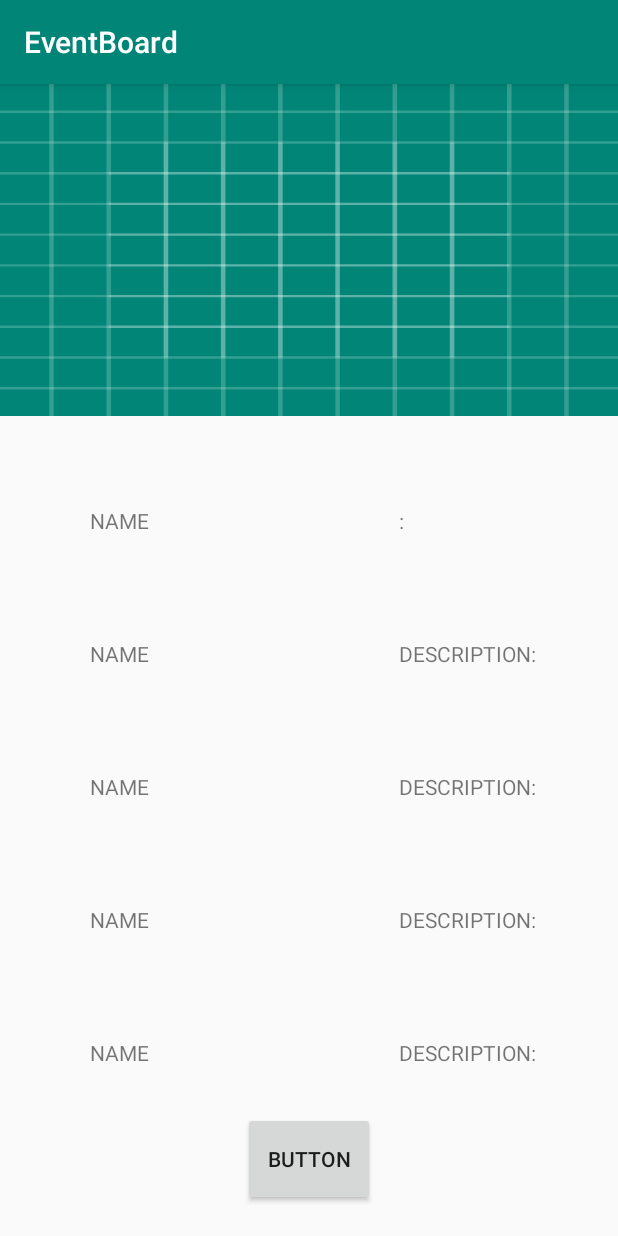
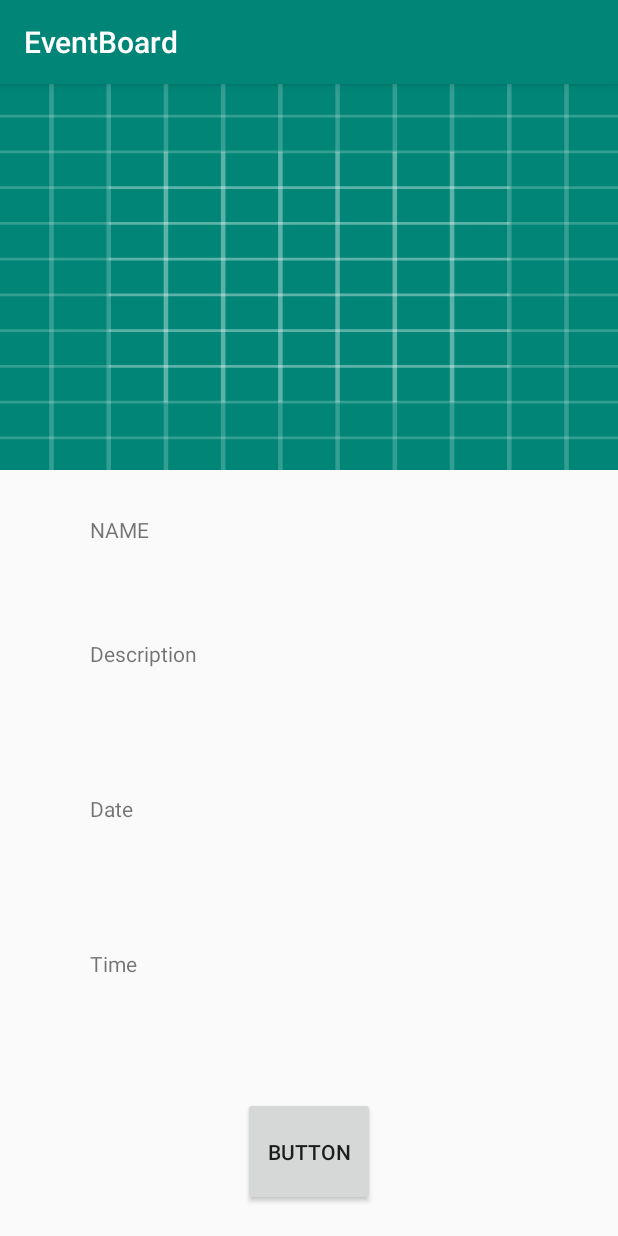
Before and after one commit to android-team-eventboard/SupplierList, an Android app: the UserRegistration screen opened directly, with no data from a screen before it, on a phone screen of 412 x 824 dp. Run offline under Robolectric (Android 15) with nearby library versions, the phone set to English and light mode, and no system bars; our stand-ins replace Picasso, Volley; pictures from the network do not load.

Commit message:
Data from eventlist to bookingpage

```diff
--- a/app/build.gradle
+++ b/app/build.gradle
@@ -34,4 +34,7 @@ dependencies {
     annotationProcessor 'com.github.bumptech.glide:compiler:4.10.0'
     implementation 'com.android.volley:volley:1.1.1'
     implementation "androidx.cardview:cardview:$cardview_version"
+    implementation 'com.github.bumptech.glide:glide:4.10.0'
+    annotationProcessor 'com.github.bumptech.glide:compiler:4.10.0'
+    implementation 'com.squareup.picasso:picasso:2.71828'
 }
--- a/app/src/main/AndroidManifest.xml
+++ b/app/src/main/AndroidManifest.xml
@@ -3,6 +3,8 @@
     package="com.example.supplierlist">
 
     <uses-permission android:name="android.permission.INTERNET"/>
+    <uses-permission android:name="android.permission.READ_EXTERNAL_STORAGE"/>
+
 
     <application
         android:allowBackup="true"
--- a/app/src/main/java/com/example/supplierlist/LoginActivity.java
+++ b/app/src/main/java/com/example/supplierlist/LoginActivity.java
@@ -2,7 +2,6 @@ package com.example.supplierlist;
 
 import android.content.Intent;
 import android.os.Bundle;
-import android.text.TextUtils;
 import android.text.method.LinkMovementMethod;
 import android.util.Log;
 import android.view.View;
@@ -10,7 +9,6 @@ import android.widget.TextView;
 import android.widget.Toast;
 import 	java.lang.Thread;
 
-import androidx.annotation.NonNull;
 import androidx.appcompat.app.AppCompatActivity;
 
 import com.android.volley.AuthFailureError;
@@ -108,7 +106,7 @@ private static String URL_LOGIN="http://192.168.0.23/MyAPI/login.php";
                                   };
                                     thread.start();
                                 }
-                            } else if(success.equals("0"))
+                            } else
                             {
                                 Toast.makeText(LoginActivity.this, "ERROR LOGIN", Toast.LENGTH_SHORT).show();
                             }
--- a/app/src/main/java/com/example/supplierlist/UserRegistration.java
+++ b/app/src/main/java/com/example/supplierlist/UserRegistration.java
@@ -2,8 +2,14 @@ package com.example.supplierlist;
 
 import androidx.appcompat.app.AppCompatActivity;
 
+import android.content.Intent;
+import android.content.res.Resources;
+import android.graphics.drawable.Drawable;
+import android.media.Image;
 import android.os.Bundle;
 import android.util.Log;
+import android.widget.ImageView;
+import android.widget.TextView;
 import android.widget.Toast;
 
 import com.android.volley.Request;
@@ -11,6 +17,7 @@ import com.android.volley.Response;
 import com.android.volley.VolleyError;
 import com.android.volley.toolbox.StringRequest;
 import com.android.volley.toolbox.Volley;
+import com.squareup.picasso.Picasso;
 
 import org.json.JSONArray;
 import org.json.JSONException;
@@ -18,46 +25,41 @@ import org.json.JSONObject;
 
 public class UserRegistration extends AppCompatActivity {
 
-    private static final String supplier_data_url="http://192.168.0.20/MyAPI/connection.php";
+
+    public TextView name,desc,date,time;
+    public ImageView imgview;
 
     @Override
     protected void onCreate(Bundle savedInstanceState) {
         super.onCreate(savedInstanceState);
         setContentView(R.layout.activity_user_registration);
-        Log.d("Data","i'm here");
-        loadData();
-    }
 
-    private void loadData() {
-        Log.d("Data","i'm there");
-        StringRequest sr=new StringRequest(Request.Method.GET, supplier_data_url, new Response.Listener<String>() {
-            @Override
-            public void onResponse(String response) {
-                try {
-                    Log.d("Data",response);
-                    JSONArray data=new JSONArray(response);
-//                LOOP through response
-for(int i=0;i<data.length();i++)
-{
-    JSONObject dataObject = data.getJSONObject(i);
-    int id=dataObject.getInt("id");
-    String name=dataObject.getString("name") ;
-String description=dataObject.getString("desc");
-String date=dataObject.getString("data");
-String time=dataObject.getString("time");
-int rsvp=dataObject.getInt("rsvp");
-}
-                } catch (JSONException e) {
-                    e.printStackTrace();
-                }
-            }
-        }, new Response.ErrorListener() {
-            @Override
-            public void onErrorResponse(VolleyError error) {
-                Toast.makeText(UserRegistration.this,error.getMessage(),Toast.LENGTH_SHORT).show();
-            }
-        });
+        Intent intent = getIntent();
+        String eventImg=intent.getStringExtra("eventImage");
+        String eventName=intent.getStringExtra("eventName");
+        String eventDesc=intent.getStringExtra("eventDesc");
+        String eventDate=intent.getStringExtra("eventDate");
+        String eventTime=intent.getStringExtra("eventTime");
 
-        Volley.newRequestQueue(this).add(sr);
+        imgview=(ImageView)findViewById(R.id.eventImage);
+        name=(TextView)findViewById(R.id.eventNameData);
+        desc=(TextView) findViewById(R.id.eventDescData);
+        date=(TextView) findViewById(R.id.eventDateData);
+        time=(TextView)findViewById(R.id.eventTimeData);
+
+//        int id = getResources().getIdentifier("com.example.supplierlist.:drawable/images.jpg", null, null);
+//        imgview.setImageResource(id);
+//        Picasso.get().load(eventImg).into(imgview);
+//       Resources resources=getResources();
+//        Drawable drawable=resources.getDrawable()
+//        imgview.setImageDrawable(R.drawable.images);
+//        Drawable myDrawable = getResources().getDrawable(R.drawable.images);
+//        imgview.setImageDrawable(myDrawable);
+
+        name.setText(eventName);
+        desc.setText(eventDesc);
+        date.setText(eventDate);
+        time.setText(eventTime);
+
     }
 }
--- a/app/src/main/res/layout/activity_user_registration.xml
+++ b/app/src/main/res/layout/activity_user_registration.xml
@@ -26,7 +26,7 @@
         android:layout_height="wrap_content"
         android:layout_weight="1.4"
         android:text="NAME"
-        android:paddingTop="60dp"
+        android:paddingTop="30dp"
         android:paddingLeft="60dp"
         ></TextView>
     <TextView
@@ -34,7 +34,9 @@
         android:layout_height="wrap_content"
         android:layout_weight="1.4"
         android:paddingLeft="60dp"
-        android:text=":"></TextView>
+        android:id="@+id/eventNameData"
+        android:text=":"
+        tools:ignore="InvalidId"></TextView>
     </LinearLayout>
     <LinearLayout
         android:layout_width="match_parent"
@@ -44,8 +46,8 @@
             android:layout_width="match_parent"
             android:layout_height="wrap_content"
             android:layout_weight="1.4"
-            android:text="NAME"
-            android:paddingTop="60dp"
+            android:text="Description"
+            android:paddingTop="10dp"
             android:paddingLeft="60dp"
             ></TextView>
         <TextView
@@ -53,7 +55,8 @@
             android:layout_height="wrap_content"
             android:layout_weight="1.4"
             android:paddingLeft="60dp"
-            android:text="DESCRIPTION:"></TextView>
+            android:id="@+id/eventDescData"
+            tools:ignore="InvalidId"></TextView>
     </LinearLayout>
     <LinearLayout
         android:layout_width="match_parent"
@@ -63,8 +66,8 @@
             android:layout_width="match_parent"
             android:layout_height="wrap_content"
             android:layout_weight="1.4"
-            android:text="NAME"
-            android:paddingTop="60dp"
+            android:text="Date"
+            android:paddingTop="10dp"
             android:paddingLeft="60dp"
             ></TextView>
         <TextView
@@ -72,7 +75,7 @@
             android:layout_height="wrap_content"
             android:layout_weight="1.4"
             android:paddingLeft="60dp"
-            android:text="DESCRIPTION:"></TextView>
+            android:id="@+id/eventDateData"></TextView>
     </LinearLayout>
     <LinearLayout
         android:layout_width="match_parent"
@@ -82,41 +85,23 @@
             android:layout_width="match_parent"
             android:layout_height="wrap_content"
             android:layout_weight="1.4"
-            android:text="NAME"
-            android:paddingTop="60dp"
+            android:text="Time"
+            android:paddingTop="10dp"
             android:paddingLeft="60dp"
             ></TextView>
         <TextView
             android:layout_width="match_parent"
             android:layout_height="wrap_content"
             android:layout_weight="1.4"
+            android:id="@+id/eventTimeData"
             android:paddingLeft="60dp"
-            android:text="DESCRIPTION:"></TextView>
-    </LinearLayout>
-    <LinearLayout
-        android:layout_width="match_parent"
-        android:layout_height="0dp"
-        android:layout_weight="1">
-        <TextView
-            android:layout_width="match_parent"
-            android:layout_height="wrap_content"
-            android:layout_weight="1.4"
-            android:text="NAME"
-            android:paddingTop="60dp"
-            android:paddingLeft="60dp"
-            ></TextView>
-        <TextView
-            android:layout_width="match_parent"
-            android:layout_height="wrap_content"
-            android:layout_weight="1.4"
-            android:paddingLeft="60dp"
-            android:text="DESCRIPTION:"></TextView>
+           ></TextView>
     </LinearLayout>
 
     <Button
         android:layout_width="wrap_content"
         android:layout_height="0dp"
-        android:layout_marginTop="20dp"
+        android:layout_marginTop="5dp"
         android:layout_weight="0.7"
         android:text="BUTTON"
         android:layout_gravity="center"
--- a/app/src/main/res/layout/fragment_event.xml
+++ b/app/src/main/res/layout/fragment_event.xml
@@ -13,7 +13,7 @@
     <ImageView
         android:layout_width="match_parent"
         android:layout_height="wrap_content"
-        android:src="@drawable/ic_launcher_background"
+        android:src="@drawable/images"
         android:id="@+id/eventImage"
         android:scaleType="fitXY"
         />
@@ -124,6 +124,7 @@
         <Button
             android:layout_width="match_parent"
             android:layout_height="wrap_content"
+            android:id="@+id/registerbtn"
 android:text="@string/register"/>
     </LinearLayout>
 </LinearLayout>
```
Also changed, not shown: app/src/main/java/com/example/supplierlist/EventActivity.java (added, +14 -0 lines), app/src/main/java/com/example/supplierlist/MyEventRecyclerViewAdapter.java (+14 -5 lines), app/src/main/java/com/example/supplierlist/dummy/EventListData.java (+40 -4 lines), app/src/main/java/com/example/supplierlist/fragmentEventList.java (+14 -14 lines), app/src/main/java/com/example/supplierlist/supplierFragment.java (+1 -11 lines), app/src/main/res/drawable/images.jpg (added).
